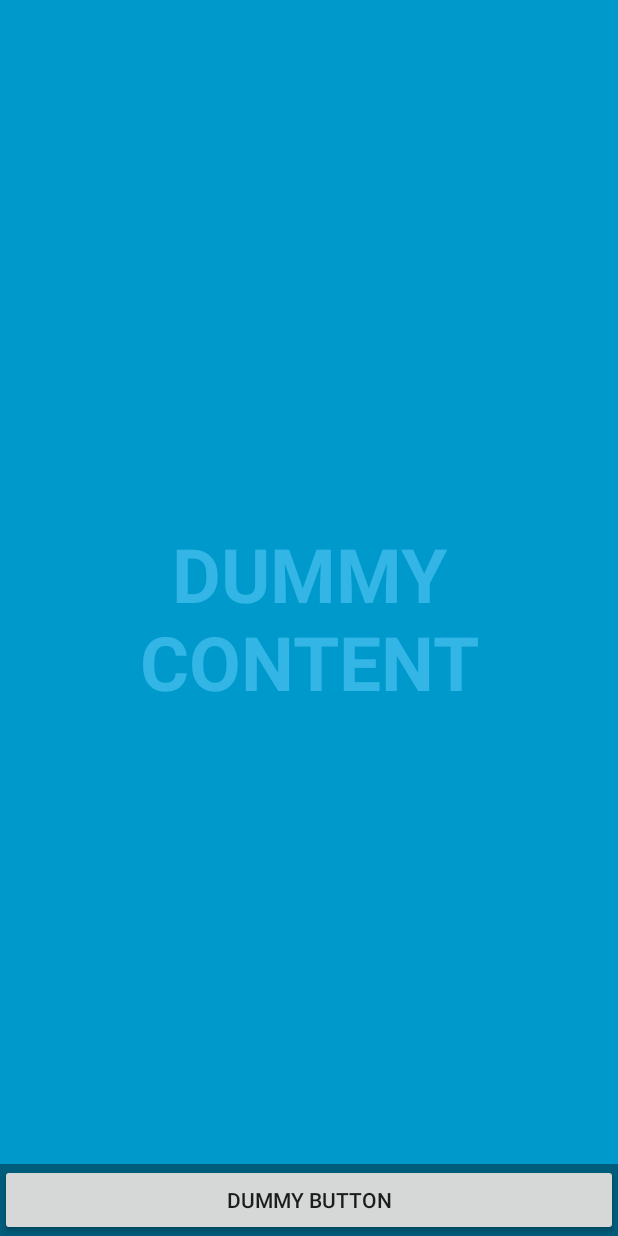
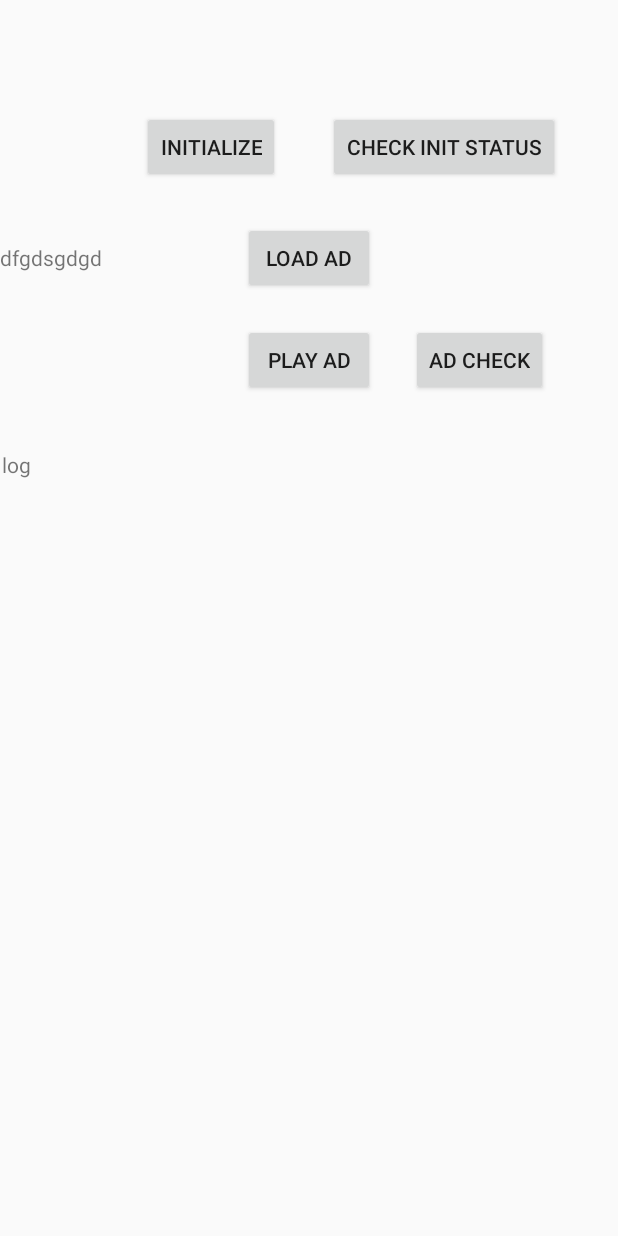
Before and after one commit to AbreuY/ads1, an Android app: the layout activity_vungle.xml on its own in the app's theme, with its tools: preview values and no code run, on a phone screen of 412 x 824 dp. Run offline under Robolectric (Android 15) with nearby library versions, the phone set to English and light mode, and no system bars.

Commit message:
2nd works

```diff
--- a/app/src/main/AndroidManifest.xml
+++ b/app/src/main/AndroidManifest.xml
@@ -11,9 +11,8 @@
         android:theme="@style/AppTheme">
         <activity
             android:name=".VungleActivity"
-            android:configChanges="orientation|keyboardHidden|screenSize"
-            android:label="@string/title_activity_vungle"
-            android:theme="@style/FullscreenTheme"></activity>
+            android:label="@string/title_activity_vungle">
+        </activity>
         <!-- Sample AdMob App ID: ca-app-pub-3940256099942544~3347511713 -->
         <meta-data
             android:name="com.google.android.gms.ads.APPLICATION_ID"
--- a/app/src/main/res/layout/activity_vungle.xml
+++ b/app/src/main/res/layout/activity_vungle.xml
@@ -1,51 +1,99 @@
 <?xml version="1.0" encoding="utf-8"?>
-<FrameLayout xmlns:android="http://schemas.android.com/apk/res/android"
+<androidx.constraintlayout.widget.ConstraintLayout xmlns:android="http://schemas.android.com/apk/res/android"
+    xmlns:app="http://schemas.android.com/apk/res-auto"
     xmlns:tools="http://schemas.android.com/tools"
     android:layout_width="match_parent"
     android:layout_height="match_parent"
-    android:background="#0099cc"
     tools:context=".VungleActivity">
 
-    <!-- The primary full-screen view. This can be replaced with whatever view
-         is needed to present your content, e.g. VideoView, SurfaceView,
-         TextureView, etc. -->
+    <Button
+        android:id="@+id/init"
+        android:layout_width="wrap_content"
+        android:layout_height="wrap_content"
+        android:layout_alignParentTop="true"
+        android:layout_centerHorizontal="true"
+        android:text="Initialize"
+        app:layout_constraintBottom_toBottomOf="parent"
+        app:layout_constraintEnd_toEndOf="parent"
+        app:layout_constraintHorizontal_bias="0.295"
+        app:layout_constraintStart_toStartOf="parent"
+        app:layout_constraintTop_toTopOf="parent"
+        app:layout_constraintVertical_bias="0.095" />
+
+    <Button
+        android:id="@+id/init_status"
+        android:layout_width="wrap_content"
+        android:layout_height="wrap_content"
+        android:layout_alignParentTop="true"
+        android:layout_centerHorizontal="true"
+        android:layout_marginStart="32dp"
+        android:text="Check Init Status"
+        app:layout_constraintBottom_toBottomOf="parent"
+        app:layout_constraintStart_toEndOf="@+id/init"
+        app:layout_constraintTop_toTopOf="parent"
+        app:layout_constraintVertical_bias="0.095" />
+
+    <Button
+        android:id="@+id/load"
+        android:layout_width="wrap_content"
+        android:layout_height="wrap_content"
+        android:layout_alignParentTop="true"
+        android:layout_centerHorizontal="true"
+        android:layout_marginTop="74dp"
+        android:text="Load Ad"
+        app:layout_constraintEnd_toEndOf="parent"
+        app:layout_constraintStart_toStartOf="parent"
+        app:layout_constraintTop_toTopOf="@+id/init" />
+
     <TextView
-        android:id="@+id/fullscreen_content"
+        android:id="@+id/legend"
+        android:layout_width="wrap_content"
+        android:layout_height="wrap_content"
+        android:layout_marginTop="40dp"
+        android:text="dfgdsgdgd"
+        app:layout_constraintEnd_toStartOf="@+id/load"
+        app:layout_constraintHorizontal_bias="0.0"
+        app:layout_constraintStart_toStartOf="parent"
+        app:layout_constraintTop_toBottomOf="@+id/init" />
+
+    <Button
+        android:id="@+id/play"
+        android:layout_width="wrap_content"
+        android:layout_height="wrap_content"
+        android:layout_alignParentTop="true"
+        android:layout_centerHorizontal="true"
+        android:layout_marginTop="20dp"
+        android:text="Play Ad"
+        app:layout_constraintEnd_toEndOf="parent"
+        app:layout_constraintHorizontal_bias="0.501"
+        app:layout_constraintStart_toStartOf="parent"
+        app:layout_constraintTop_toBottomOf="@+id/load" />
+
+    <ScrollView
+        android:id="@+id/scrollview"
         android:layout_width="match_parent"
         android:layout_height="match_parent"
-        android:gravity="center"
-        android:keepScreenOn="true"
-        android:text="@string/dummy_content"
-        android:textColor="#33b5e5"
-        android:textSize="50sp"
-        android:textStyle="bold" />
-
-    <!-- This FrameLayout insets its children based on system windows using
-         android:fitsSystemWindows. -->
-    <FrameLayout
-        android:layout_width="match_parent"
-        android:layout_height="match_parent"
-        android:fitsSystemWindows="true">
-
-        <LinearLayout
-            android:id="@+id/fullscreen_content_controls"
-            style="?metaButtonBarStyle"
+        android:layout_alignParentBottom="true"
+        android:layout_alignParentTop="true"
+        android:layout_marginTop="300dp"
+        >
+        <TextView
             android:layout_width="match_parent"
             android:layout_height="wrap_content"
-            android:layout_gravity="bottom|center_horizontal"
-            android:background="@color/black_overlay"
-            android:orientation="horizontal"
-            tools:ignore="UselessParent">
+            android:id="@+id/log"
+            android:layout_marginLeft="1dp"
+            android:layout_marginRight="1dp"
+            android:text="log" />
+    </ScrollView>
 
-            <Button
-                android:id="@+id/dummy_button"
-                style="?metaButtonBarButtonStyle"
-                android:layout_width="0dp"
-                android:layout_height="wrap_content"
-                android:layout_weight="1"
-                android:text="@string/dummy_button" />
+    <Button
+        android:id="@+id/playcheck"
+        android:layout_width="wrap_content"
+        android:layout_height="wrap_content"
+        android:layout_marginStart="24dp"
+        android:layout_marginTop="20dp"
+        android:text="Ad check"
+        app:layout_constraintStart_toEndOf="@+id/play"
+        app:layout_constraintTop_toBottomOf="@+id/load" />
 
-        </LinearLayout>
-    </FrameLayout>
-
-</FrameLayout>
+</androidx.constraintlayout.widget.ConstraintLayout>
--- a/app/src/main/res/layout/admob_activity.xml
+++ b/app/src/main/res/layout/admob_activity.xml
@@ -4,7 +4,7 @@ xmlns:app="http://schemas.android.com/apk/res-auto"
 xmlns:tools="http://schemas.android.com/tools"
 android:layout_width="match_parent"
 android:layout_height="match_parent"
-tools:context=".MainActivity">
+tools:context=".AdmobActivity">
 
     <Button
         android:id="@+id/init"
```
Also changed, not shown: app/src/main/java/com/bort/ads1/VungleActivity.java (added, +197 -0 lines), app/src/main/java/com/bort/ads1/VungleActivity.kt (deleted, +0 -40 lines), app/src/main/java/com/bort/ads1/VungleActivityJava.java (deleted, +0 -103 lines).
